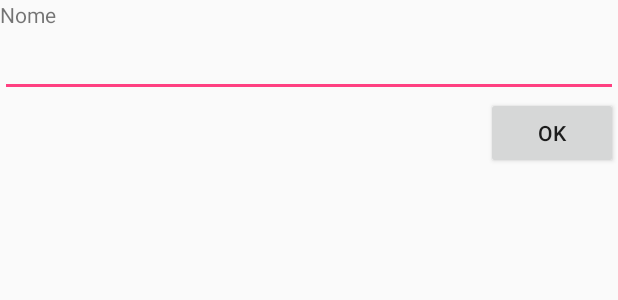
After one commit to gubartz/pdm, an Android app: the layout edittext_match_parent.xml on its own in the app's theme, with its tools: preview values and no code run, on a phone screen of 412 x 824 dp. The commit adds this screen. Shown: the top 300 px of the screen. Run offline under Robolectric (Android 15) with nearby library versions, the phone set to English and light mode, and no system bars.

Commit message:
Alterações nas configurações de build. Carregando novos exemplos de layouts

```diff
--- a/Exemplo08/app/build.gradle
+++ b/Exemplo08/app/build.gradle
@@ -2,7 +2,7 @@ apply plugin: 'com.android.application'
 
 android {
     compileSdkVersion 23
-    buildToolsVersion "23.0.2"
+    buildToolsVersion "23.0.1"
 
     defaultConfig {
         applicationId "br.edu.ifsp.hto.exemplo08"
--- a/Exemplo08/app/src/main/java/br/edu/ifsp/hto/exemplo08/MainActivity.java
+++ b/Exemplo08/app/src/main/java/br/edu/ifsp/hto/exemplo08/MainActivity.java
@@ -8,7 +8,7 @@ public class MainActivity extends AppCompatActivity {
     @Override
     protected void onCreate(Bundle savedInstanceState) {
         super.onCreate(savedInstanceState);
-        setContentView(R.layout.activity_main);
+        setContentView(R.layout.frame_layout_2);
     }
 
 }
--- /dev/null
+++ b/Exemplo08/app/src/main/res/layout/edittext_match_parent.xml
@@ -0,0 +1,20 @@
+<?xml version="1.0" encoding="utf-8"?>
+<LinearLayout xmlns:android="http://schemas.android.com/apk/res/android"
+    android:orientation="vertical"
+    android:layout_width="match_parent"
+    android:layout_height="match_parent">
+
+    <TextView
+        android:layout_width="wrap_content"
+        android:layout_height="wrap_content"
+        android:text="@string/nome"/>
+    <EditText
+        android:layout_width="match_parent"
+        android:layout_height="wrap_content"
+        android:inputType="text" />
+    <Button
+        android:layout_width="wrap_content"
+        android:layout_height="wrap_content"
+        android:text="@string/ok"
+        android:layout_gravity="right" />
+</LinearLayout>
```
Also changed, not shown: Exemplo08/app/src/main/res/layout/frame_layout_1.xml (added, +28 -0 lines), Exemplo08/app/src/main/res/layout/frame_layout_2.xml (added, +17 -0 lines), Exemplo08/app/src/main/res/layout/linear_layout_1.xml (added, +15 -0 lines), Exemplo08/app/src/main/res/layout/linear_layout_2.xml (added, +15 -0 lines), Exemplo08/app/src/main/res/layout/linear_layout_gravity.xml (added, +24 -0 lines), 1 other file.
